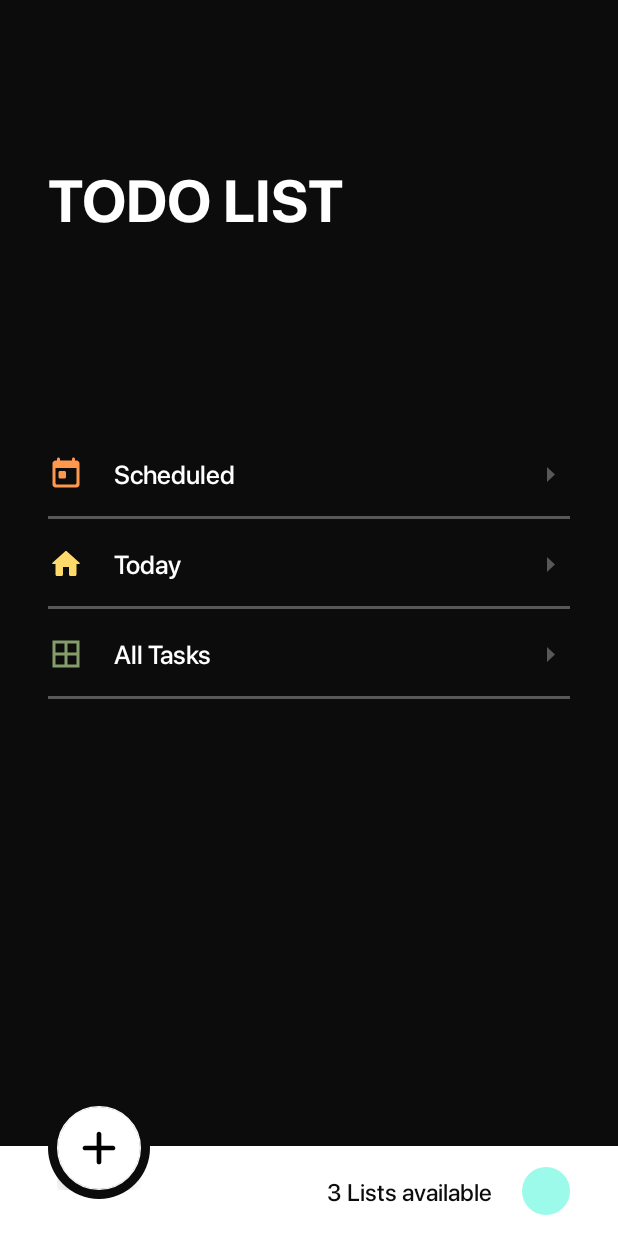
After one commit to lerapenguin11/ToddToDo, an Android app: the fragment MenuFragment shown on its own in the app's theme, on a phone screen of 412 x 824 dp. The commit adds this screen. Run offline under Robolectric (Android 15) with nearby library versions, the phone set to English and light mode, and no system bars.

Commit message:
sceen laout menu

```diff
--- a/app/src/main/java/com/example/toddtodo/presentation/MainActivity.kt
+++ b/app/src/main/java/com/example/toddtodo/presentation/MainActivity.kt
@@ -5,6 +5,7 @@ import android.os.Bundle
 import com.example.toddtodo.R
 import com.example.toddtodo.databinding.ActivityMainBinding
 import com.example.toddtodo.utilits.APP_ACTIVITY
+import com.example.toddtodo.utilits.replaceFragment
 import com.example.toddtodo.utilits.setStatusBarGradiant
 
 class MainActivity : AppCompatActivity() {
@@ -16,4 +17,9 @@ class MainActivity : AppCompatActivity() {
         setStatusBarGradiant(this)
         setContentView(binding.root)
     }
+
+    override fun onResume() {
+        super.onResume()
+        replaceFragment(MenuFragment())
+    }
 }
--- /dev/null
+++ b/app/src/main/java/com/example/toddtodo/presentation/MenuFragment.kt
@@ -0,0 +1,19 @@
+package com.example.toddtodo.presentation
+
+import android.os.Bundle
+import androidx.fragment.app.Fragment
+import android.view.LayoutInflater
+import android.view.View
+import android.view.ViewGroup
+import com.example.toddtodo.R
+
+class MenuFragment : Fragment() {
+
+    override fun onCreateView(
+        inflater: LayoutInflater, container: ViewGroup?,
+        savedInstanceState: Bundle?
+    ): View? {
+        // Inflate the layout for this fragment
+        return inflater.inflate(R.layout.fragment_menu, container, false)
+    }
+}
--- /dev/null
+++ b/app/src/main/res/drawable/bg_fab.xml
@@ -0,0 +1,6 @@
+<?xml version="1.0" encoding="utf-8"?>
+<shape xmlns:android="http://schemas.android.com/apk/res/android"
+    android:shape="oval">
+    <solid android:color="@color/background"/>
+    <corners android:radius="100dp"/>
+</shape>
--- /dev/null
+++ b/app/src/main/res/drawable/ic_all.xml
@@ -0,0 +1,13 @@
+<vector xmlns:android="http://schemas.android.com/apk/res/android"
+    android:width="24dp"
+    android:height="24dp"
+    android:viewportWidth="24"
+    android:viewportHeight="24">
+  <group>
+    <clip-path
+        android:pathData="M0,0h24v24h-24z"/>
+    <path
+        android:pathData="M3,3V21H21V3H3ZM11,19H5V13H11V19ZM11,11H5V5H11V11ZM19,19H13V13H19V19ZM19,11H13V5H19V11Z"
+        android:fillColor="#849D6A"/>
+  </group>
+</vector>
--- /dev/null
+++ b/app/src/main/res/drawable/ic_home.xml
@@ -0,0 +1,9 @@
+<vector xmlns:android="http://schemas.android.com/apk/res/android"
+    android:width="24dp"
+    android:height="24dp"
+    android:viewportWidth="24"
+    android:viewportHeight="24">
+  <path
+      android:pathData="M10,19V14H14V19C14,19.55 14.45,20 15,20H18C18.55,20 19,19.55 19,19V12H20.7C21.16,12 21.38,11.43 21.03,11.13L12.67,3.6C12.29,3.26 11.71,3.26 11.33,3.6L2.97,11.13C2.63,11.43 2.84,12 3.3,12H5V19C5,19.55 5.45,20 6,20H9C9.55,20 10,19.55 10,19Z"
+      android:fillColor="#FFD96A"/>
+</vector>
--- /dev/null
+++ b/app/src/main/res/drawable/ic_oval_menu.xml
@@ -0,0 +1,9 @@
+<vector xmlns:android="http://schemas.android.com/apk/res/android"
+    android:width="32dp"
+    android:height="32dp"
+    android:viewportWidth="32"
+    android:viewportHeight="32">
+  <path
+      android:pathData="M16,16m-16,0a16,16 0,1 1,32 0a16,16 0,1 1,-32 0"
+      android:fillColor="#9BFAE9"/>
+</vector>
--- /dev/null
+++ b/app/src/main/res/drawable/ic_path.xml
@@ -0,0 +1,9 @@
+<vector xmlns:android="http://schemas.android.com/apk/res/android"
+    android:width="18dp"
+    android:height="18dp"
+    android:viewportWidth="18"
+    android:viewportHeight="18">
+  <path
+      android:pathData="M16,10.167H10.167V16C10.167,16.642 9.642,17.167 9,17.167C8.358,17.167 7.833,16.642 7.833,16V10.167H2C1.359,10.167 0.833,9.642 0.833,9C0.833,8.358 1.359,7.833 2,7.833H7.833V2C7.833,1.358 8.358,0.833 9,0.833C9.642,0.833 10.167,1.358 10.167,2V7.833H16C16.642,7.833 17.167,8.358 17.167,9C17.167,9.642 16.642,10.167 16,10.167Z"
+      android:fillColor="#0C0C0C"/>
+</vector>
--- /dev/null
+++ b/app/src/main/res/drawable/ic_shape.xml
@@ -0,0 +1,10 @@
+<vector xmlns:android="http://schemas.android.com/apk/res/android"
+    android:width="5dp"
+    android:height="10dp"
+    android:viewportWidth="5"
+    android:viewportHeight="10">
+  <path
+      android:pathData="M0,10L5,5L0,0L0,10Z"
+      android:fillColor="#50ffffff"
+      android:fillType="evenOdd"/>
+</vector>
--- /dev/null
+++ b/app/src/main/res/drawable/ic_today.xml
@@ -0,0 +1,10 @@
+<vector xmlns:android="http://schemas.android.com/apk/res/android"
+    android:width="24dp"
+    android:height="24dp"
+    android:viewportWidth="24"
+    android:viewportHeight="24">
+  <path
+      android:pathData="M19,3H18V2C18,1.45 17.55,1 17,1C16.45,1 16,1.45 16,2V3H8V2C8,1.45 7.55,1 7,1C6.45,1 6,1.45 6,2V3H5C3.89,3 3.01,3.9 3.01,5L3,19C3,20.1 3.89,21 5,21H19C20.1,21 21,20.1 21,19V5C21,3.9 20.1,3 19,3ZM19,18C19,18.55 18.55,19 18,19H6C5.45,19 5,18.55 5,18V8H19V18ZM11,10H8C7.45,10 7,10.45 7,11V14C7,14.55 7.45,15 8,15H11C11.55,15 12,14.55 12,14V11C12,10.45 11.55,10 11,10Z"
+      android:fillColor="#FF974C"
+      android:fillType="evenOdd"/>
+</vector>
--- /dev/null
+++ b/app/src/main/res/layout/fragment_menu.xml
@@ -0,0 +1,248 @@
+<?xml version="1.0" encoding="utf-8"?>
+<androidx.constraintlayout.widget.ConstraintLayout
+    xmlns:android="http://schemas.android.com/apk/res/android"
+    xmlns:app="http://schemas.android.com/apk/res-auto"
+    xmlns:tools="http://schemas.android.com/tools"
+    android:layout_width="match_parent"
+    android:layout_height="match_parent"
+    android:background="@color/background"
+    android:paddingTop="32dp"
+    tools:context=".presentation.MenuFragment">
+
+    <TextView
+        android:id="@+id/title_menu"
+        android:layout_width="wrap_content"
+        android:layout_height="wrap_content"
+        android:fontFamily="@font/sp_pro_display_bold"
+        android:text="@string/todd"
+        android:textColor="@color/white"
+        android:textSize="39sp"
+        android:paddingEnd="32dp"
+        android:paddingStart="32dp"
+        app:layout_constraintVertical_bias="0.1"
+        app:layout_constraintBottom_toBottomOf="parent"
+        app:layout_constraintStart_toStartOf="parent"
+        app:layout_constraintTop_toTopOf="parent" />
+
+    <androidx.constraintlayout.widget.ConstraintLayout
+        android:layout_width="match_parent"
+        android:layout_height="wrap_content"
+        android:paddingStart="32dp"
+        android:paddingEnd="32dp"
+        app:layout_constraintBottom_toTopOf="@+id/constraintLayout3"
+        app:layout_constraintEnd_toEndOf="parent"
+        app:layout_constraintTop_toBottomOf="@+id/title_menu"
+        app:layout_constraintVertical_bias="0.3">
+
+
+        <androidx.constraintlayout.widget.ConstraintLayout
+            android:id="@+id/block_scheduled"
+            android:layout_width="match_parent"
+            android:layout_height="60dp"
+            app:layout_constraintEnd_toEndOf="parent"
+            app:layout_constraintStart_toStartOf="parent"
+            app:layout_constraintTop_toTopOf="parent">
+
+            <ImageView
+                android:id="@+id/ic_shape"
+                android:layout_width="wrap_content"
+                android:layout_height="wrap_content"
+                android:layout_marginEnd="10dp"
+                android:src="@drawable/ic_shape"
+                app:layout_constraintBottom_toBottomOf="parent"
+                app:layout_constraintEnd_toEndOf="parent"
+                app:layout_constraintTop_toTopOf="parent" />
+
+            <ImageView
+                android:id="@+id/ic_scheduled"
+                android:layout_width="wrap_content"
+                android:layout_height="wrap_content"
+                android:src="@drawable/ic_today"
+                app:layout_constraintBottom_toBottomOf="parent"
+                app:layout_constraintStart_toStartOf="parent"
+                app:layout_constraintTop_toTopOf="parent" />
+
+            <TextView
+                android:id="@+id/textView2"
+                android:layout_width="0dp"
+                android:layout_height="wrap_content"
+                android:layout_marginStart="20dp"
+                android:fontFamily="@font/sp_pro_display_medium"
+                android:includeFontPadding="false"
+                android:text="@string/scheduled"
+                android:textColor="@color/white"
+                android:textSize="17sp"
+                app:layout_constraintBottom_toBottomOf="@+id/ic_scheduled"
+                app:layout_constraintEnd_toEndOf="parent"
+                app:layout_constraintStart_toEndOf="@+id/ic_scheduled"
+                app:layout_constraintTop_toTopOf="@+id/ic_scheduled" />
+
+            <View
+                android:layout_width="0dp"
+                android:layout_height="2dp"
+                android:background="#50FFFFFF"
+                app:layout_constraintBottom_toBottomOf="parent"
+                app:layout_constraintEnd_toEndOf="parent"
+                app:layout_constraintStart_toStartOf="parent" />
+        </androidx.constraintlayout.widget.ConstraintLayout>
+
+        <androidx.constraintlayout.widget.ConstraintLayout
+            android:id="@+id/block_today"
+            android:layout_width="match_parent"
+            android:layout_height="60dp"
+            app:layout_constraintEnd_toEndOf="parent"
+            app:layout_constraintStart_toStartOf="parent"
+            app:layout_constraintTop_toBottomOf="@+id/block_scheduled">
+
+            <ImageView
+                android:id="@+id/ic_shape2"
+                android:layout_width="wrap_content"
+                android:layout_height="wrap_content"
+                android:layout_marginEnd="10dp"
+                android:src="@drawable/ic_shape"
+                app:layout_constraintBottom_toBottomOf="parent"
+                app:layout_constraintEnd_toEndOf="parent"
+                app:layout_constraintTop_toTopOf="parent" />
+
+            <ImageView
+                android:id="@+id/ic_todday"
+                android:layout_width="wrap_content"
+                android:layout_height="wrap_content"
+                android:src="@drawable/ic_home"
+                app:layout_constraintBottom_toBottomOf="parent"
+                app:layout_constraintStart_toStartOf="parent"
+                app:layout_constraintTop_toTopOf="parent" />
+
+            <TextView
+                android:id="@+id/tv_todday"
+                android:layout_width="0dp"
+                android:layout_height="wrap_content"
+                android:layout_marginStart="20dp"
+                android:fontFamily="@font/sp_pro_display_medium"
+                android:includeFontPadding="false"
+                android:text="@string/today"
+                android:textColor="@color/white"
+                android:textSize="17sp"
+                app:layout_constraintBottom_toBottomOf="@+id/ic_todday"
+                app:layout_constraintEnd_toEndOf="parent"
+                app:layout_constraintStart_toEndOf="@+id/ic_todday"
+                app:layout_constraintTop_toTopOf="@+id/ic_todday" />
+
+            <View
+                android:layout_width="0dp"
+                android:layout_height="2dp"
+                android:background="#50FFFFFF"
+                app:layout_constraintBottom_toBottomOf="parent"
+                app:layout_constraintEnd_toEndOf="parent"
+                app:layout_constraintStart_toStartOf="parent" />
+        </androidx.constraintlayout.widget.ConstraintLayout>
+
+        <androidx.constraintlayout.widget.ConstraintLayout
+            android:id="@+id/block_all_tasks"
+            android:layout_width="match_parent"
+            android:layout_height="60dp"
+            app:layout_constraintEnd_toEndOf="parent"
+            app:layout_constraintStart_toStartOf="parent"
+            app:layout_constraintTop_toBottomOf="@+id/block_today">
+
+            <ImageView
+                android:id="@+id/ic_shape3"
+                android:layout_width="wrap_content"
+                android:layout_height="wrap_content"
+                android:layout_marginEnd="10dp"
+                android:src="@drawable/ic_shape"
+                app:layout_constraintBottom_toBottomOf="parent"
+                app:layout_constraintEnd_toEndOf="parent"
+                app:layout_constraintTop_toTopOf="parent" />
+
+            <ImageView
+                android:id="@+id/ic_all"
+                android:layout_width="wrap_content"
+                android:layout_height="wrap_content"
+                android:src="@drawable/ic_all"
+                app:layout_constraintBottom_toBottomOf="parent"
+                app:layout_constraintStart_toStartOf="parent"
+                app:layout_constraintTop_toTopOf="parent" />
+
+            <TextView
+                android:id="@+id/tv_all"
+                android:layout_width="0dp"
+                android:layout_height="wrap_content"
+                android:layout_marginStart="20dp"
+                android:fontFamily="@font/sp_pro_display_medium"
+                android:includeFontPadding="false"
+                android:text="@string/all_tasks"
+                android:textColor="@color/white"
+                android:textSize="17sp"
+                app:layout_constraintBottom_toBottomOf="@+id/ic_all"
+                app:layout_constraintEnd_toEndOf="parent"
+                app:layout_constraintStart_toEndOf="@+id/ic_all"
+                app:layout_constraintTop_toTopOf="@+id/ic_all" />
+
+            <View
+                android:layout_width="0dp"
+                android:layout_height="2dp"
+                android:background="#50FFFFFF"
+                app:layout_constraintBottom_toBottomOf="parent"
+                app:layout_constraintEnd_toEndOf="parent"
+                app:layout_constraintStart_toStartOf="parent" />
+        </androidx.constraintlayout.widget.ConstraintLayout>
+    </androidx.constraintlayout.widget.ConstraintLayout>
+
+
+    <androidx.constraintlayout.widget.ConstraintLayout
+        android:id="@+id/constraintLayout3"
+        android:layout_width="match_parent"
+        android:layout_height="60dp"
+        android:background="@color/white"
+        app:layout_constraintBottom_toBottomOf="parent"
+        app:layout_constraintEnd_toEndOf="parent"
+        app:layout_constraintStart_toStartOf="parent">
+
+        <ImageView
+            android:id="@+id/imageView3"
+            android:layout_width="wrap_content"
+            android:layout_height="wrap_content"
+            android:src="@drawable/ic_oval_menu"
+            android:layout_marginEnd="32dp"
+            app:layout_constraintBottom_toBottomOf="parent"
+            app:layout_constraintEnd_toEndOf="parent"
+            app:layout_constraintTop_toTopOf="parent" />
+
+        <TextView
+            android:id="@+id/textView3"
+            android:layout_width="wrap_content"
+            android:layout_height="wrap_content"
+            android:text="@string/_3_lists_available"
+            android:textColor="@color/background"
+            android:textSize="16sp"
+            android:fontFamily="@font/sp_pro_display_medium"
+            android:layout_marginEnd="20dp"
+            app:layout_constraintBottom_toBottomOf="@+id/imageView3"
+            app:layout_constraintEnd_toStartOf="@+id/imageView3"
+            app:layout_constraintTop_toTopOf="@+id/imageView3" />
+    </androidx.constraintlayout.widget.ConstraintLayout>
+
+    <androidx.constraintlayout.widget.ConstraintLayout
+        android:layout_width="wrap_content"
+        android:layout_height="wrap_content"
+        android:padding="6dp"
+        android:layout_marginStart="32dp"
+        android:background="@drawable/bg_fab"
+        android:layout_marginBottom="-35dp"
+        app:layout_constraintBottom_toTopOf="@+id/constraintLayout3"
+        app:layout_constraintStart_toStartOf="parent">
+
+        <com.google.android.material.floatingactionbutton.FloatingActionButton
+            android:id="@+id/fab_add_task"
+            android:layout_width="wrap_content"
+            android:layout_height="wrap_content"
+            android:clickable="true"
+            android:src="@drawable/ic_path"
+            app:backgroundTint="#FFFFFF"
+            app:layout_constraintBottom_toBottomOf="parent"
+            app:layout_constraintEnd_toEndOf="parent"
+            app:layout_constraintStart_toStartOf="parent"
+            app:layout_constraintTop_toTopOf="parent" />
+    </androidx.constraintlayout.widget.ConstraintLayout>
+</androidx.constraintlayout.widget.ConstraintLayout>
--- a/app/src/main/res/values/strings.xml
+++ b/app/src/main/res/values/strings.xml
@@ -1,3 +1,10 @@
 <resources>
     <string name="app_name">ToddToDo</string>
+    <!-- TODO: Remove or change this placeholder text -->
+    <string name="hello_blank_fragment">Hello blank fragment</string>
+    <string name="todd">TODO LIST</string>
+    <string name="scheduled">Scheduled</string>
+    <string name="today">Today</string>
+    <string name="all_tasks">All Tasks</string>
+    <string name="_3_lists_available">3 Lists available</string>
 </resources>
```
Also changed, not shown: app/src/main/res/font/sp_pro_display_bold.otf (added), app/src/main/res/font/sp_pro_display_medium.otf (added).
